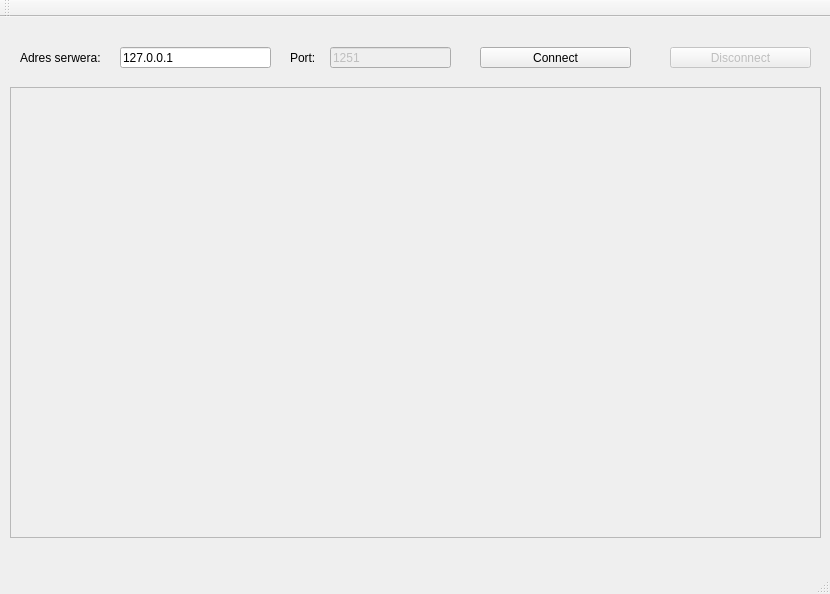
Before: the Qt Designer form mainwindow.ui in EvIld95/SK2_DOCS, drawn with Qt 5.
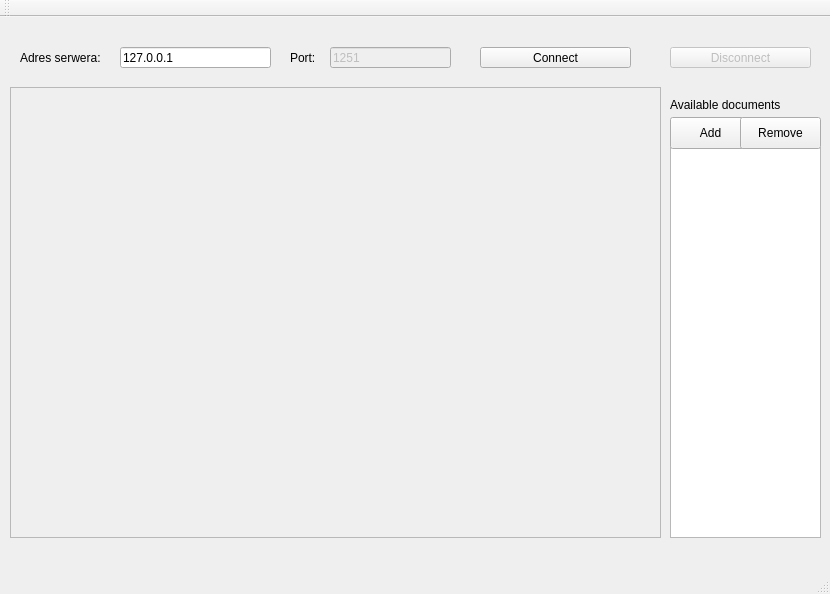
After: the same form once the commit is applied.

```diff
--- a/mainwindow.ui
+++ b/mainwindow.ui
@@ -22,7 +22,7 @@
      <rect>
       <x>10</x>
       <y>70</y>
-      <width>811</width>
+      <width>651</width>
       <height>451</height>
      </rect>
     </property>
@@ -117,6 +117,55 @@
      <string>Disconnect</string>
     </property>
    </widget>
+   <widget class="QListWidget" name="documentList">
+    <property name="geometry">
+     <rect>
+      <x>670</x>
+      <y>130</y>
+      <width>151</width>
+      <height>391</height>
+     </rect>
+    </property>
+   </widget>
+   <widget class="QLabel" name="label_3">
+    <property name="geometry">
+     <rect>
+      <x>670</x>
+      <y>80</y>
+      <width>151</width>
+      <height>16</height>
+     </rect>
+    </property>
+    <property name="text">
+     <string>Available documents</string>
+    </property>
+   </widget>
+   <widget class="QPushButton" name="addDoc">
+    <property name="geometry">
+     <rect>
+      <x>670</x>
+      <y>100</y>
+      <width>81</width>
+      <height>32</height>
+     </rect>
+    </property>
+    <property name="text">
+     <string>Add</string>
+    </property>
+   </widget>
+   <widget class="QPushButton" name="removeDoc">
+    <property name="geometry">
+     <rect>
+      <x>740</x>
+      <y>100</y>
+      <width>81</width>
+      <height>32</height>
+     </rect>
+    </property>
+    <property name="text">
+     <string>Remove</string>
+    </property>
+   </widget>
   </widget>
   <widget class="QMenuBar" name="menuBar">
    <property name="geometry">
```
